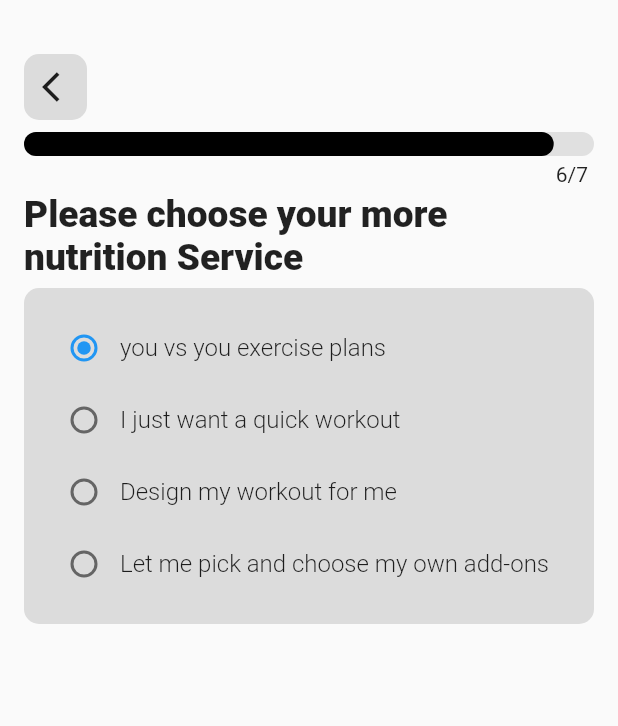
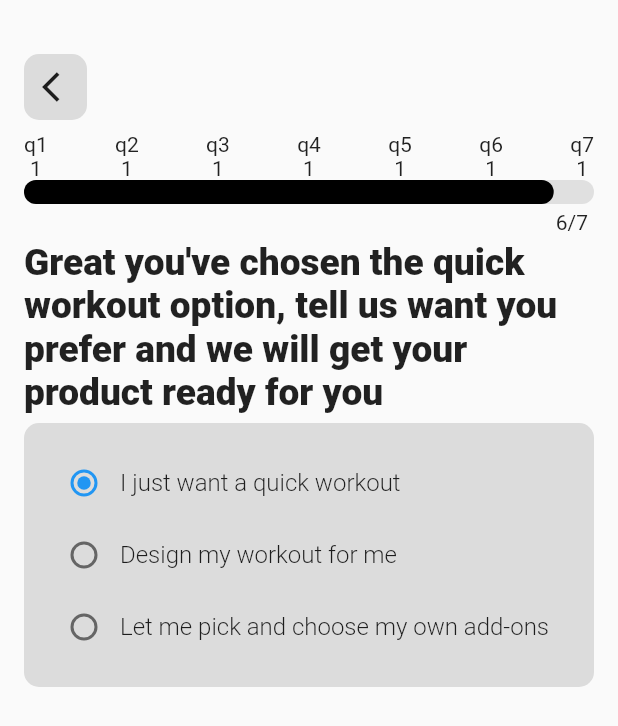
Before and after one commit to askabdulhaseeb/morept_fitness_app, a Flutter app: the MultiStep6 screen opened by its route, on a phone screen of 412 x 824 dp. Shown: the top 726 px of the screen. Run offline on Flutter 3.47's test engine with Material 2 defaults, Android fonts, the phone set to English and light mode, and no system bars; our stand-ins replace carousel_slider; network calls fail.

Commit message:
Question page 6 title is now okay

```diff
--- a/lib/providers/questions_providers.dart
+++ b/lib/providers/questions_providers.dart
@@ -79,63 +79,54 @@ class QuestionsProvider extends ChangeNotifier {
 
   List<Questions> getQuestion5() {
     final List<Questions> question = <Questions>[];
-    if (q4 == '1') {
+    if (q2 == '1' && q3 == '1' && q4 == '1') {
       question
-          .add(const Questions(title: 'you vs you exercise plans', id: '1'));
+          .add(const Questions(title: 'I just want a quick workout', id: '1'));
+      question.add(const Questions(title: 'Design my workout for me', id: '2'));
+      question.add(const Questions(
+          title: 'Let me pick and choose my own add-ons', id: '3'));
+    } else if (q2 == '1' && q3 == '2' && q4 == '1') {
+      question.add(const Questions(title: 'calorie burners', id: '1'));
+      question.add(const Questions(title: 'muscle toners', id: '2'));
+      question.add(const Questions(title: 'circuits and bootcamps', id: '3'));
+    } else if (q2 == '1' && q3 == '2' && q4 == '2') {
+      question.add(const Questions(title: 'Personal training', id: '1'));
+      question.add(const Questions(title: 'Gym therapy & rehab', id: '2'));
+      question.add(const Questions(title: 'Performance & technique', id: '3'));
+    } else if (q2 == '2' && q3 == '1' && q4 == '1') {
+      question.add(const Questions(title: 'Lose weight', id: '1'));
+      question.add(const Questions(title: 'Build muscle', id: '2'));
+      question.add(const Questions(title: 'Tone up', id: '3'));
+    } else if (q2 == '2' && q3 == '2' && q4 == '1') {
+      question.add(const Questions(title: 'Better looking body', id: '1'));
+      question.add(const Questions(title: 'Health and fitness', id: '2'));
+      question.add(const Questions(title: 'Improve performance', id: '3'));
+    } else if (q2 == '2' && q3 == '3' && q4 == '1') {
+      question.add(const Questions(title: 'Bodyweight exercises', id: '1'));
       question
-          .add(const Questions(title: 'I just want a quick workout', id: '2'));
-      question.add(const Questions(title: 'Design my workout for me', id: '3'));
-      question.add(const Questions(
-          title: 'Let me pick and choose my own add-ons', id: '4'));
-    } else if (q4 == '2') {
-      question.add(const Questions(title: 'mpt class above', id: '1'));
-      question.add(const Questions(title: 'calorie burners', id: '2'));
-      question.add(const Questions(title: 'muscle toners', id: '3'));
-      question.add(const Questions(title: 'circuits and bootcamps', id: '4'));
-    } else if (q4 == '3') {
-      question.add(const Questions(title: 'mpt F2F sessions', id: '1'));
-      question.add(const Questions(title: 'Personal training', id: '2'));
-      question.add(const Questions(title: 'Gym therapy & rehab', id: '3'));
-      question.add(const Questions(title: 'Performance & technique', id: '4'));
-    } else if (q4 == '4') {
-      question.add(const Questions(title: 'Just results 6 weeks', id: '1'));
-      question.add(const Questions(title: 'Lose weight', id: '2'));
-      question.add(const Questions(title: 'Build muscle', id: '3'));
-      question.add(const Questions(title: 'Tone up', id: '4'));
-    } else if (q4 == '5') {
-      question.add(const Questions(title: 'starter pack 2 weeks', id: '1'));
-      question.add(const Questions(title: 'Better looking body', id: '2'));
-      question.add(const Questions(title: 'Health and fitness', id: '3'));
-      question.add(const Questions(title: 'Improve performance', id: '4'));
-    } else if (q4 == '6') {
+          .add(const Questions(title: 'Barbell/dumbbell technique', id: '2'));
       question
-          .add(const Questions(title: 'Physique + Technique 4 weeks', id: '1'));
-      question.add(const Questions(title: 'Bodyweight exercises', id: '2'));
-      question
-          .add(const Questions(title: 'Barbell/dumbbell technique', id: '3'));
-      question
-          .add(const Questions(title: 'Posture for machine workouts', id: '4'));
-    } else if (q4 == '7') {
-      question.add(const Questions(title: 'F2F 8 weeks', id: '1'));
-      question.add(const Questions(title: 'Aches', id: '2'));
-      question.add(const Questions(title: 'Pains', id: '3'));
-      question.add(const Questions(title: 'Stiffness/tightness', id: '4'));
-    } else if (q4 == '8') {
-      question.add(const Questions(title: 'bodycheck coaching', id: '1'));
-      question.add(const Questions(title: 'body composition', id: '2'));
-      question.add(const Questions(title: 'stamina & endurance', id: '3'));
-      question.add(const Questions(title: 'strength & stability', id: '4'));
-    } else if (q4 == '9') {
-      question.add(const Questions(title: 'more nutrition coaching', id: '1'));
-      question.add(const Questions(title: 'Meal advice', id: '2'));
-      question.add(const Questions(title: 'Calorie coach', id: '3'));
-      question.add(const Questions(title: 'Virtual food swap', id: '4'));
+          .add(const Questions(title: 'Posture for machine workouts', id: '3'));
+    } else if (q2 == '2' && q3 == '4' && q4 == '1') {
+      question.add(const Questions(title: 'Aches', id: '1'));
+      question.add(const Questions(title: 'Pains', id: '2'));
+      question.add(const Questions(title: 'Stiffness/tightness', id: '3'));
+    } else if (q2 == '3' && q3 == '1' && q4 == '1') {
+      question.add(const Questions(title: 'body composition', id: '1'));
+      question.add(const Questions(title: 'stamina & endurance', id: '2'));
+      question.add(const Questions(title: 'strength & stability', id: '3'));
+    } else if (q2 == '3' && q3 == '1' && q4 == '2') {
+      question.add(const Questions(title: 'body composition', id: '1'));
+      question.add(const Questions(title: 'lifting ability', id: '2'));
+      question.add(const Questions(title: 'injury predictor', id: '3'));
+    } else if (q2 == '3' && q3 == '2' && q4 == '1') {
+      question.add(const Questions(title: 'Meal advice', id: '1'));
+      question.add(const Questions(title: 'Calorie coach', id: '2'));
+      question.add(const Questions(title: 'Virtual food swap', id: '3'));
     } else {
-      question.add(
-          const Questions(title: 'more nutrition online calculators', id: '1'));
-      question.add(const Questions(title: 'macros/micro check', id: '2'));
-      question.add(const Questions(title: 'calorie check', id: '3'));
-      question.add(const Questions(title: 'weight loss predictor', id: '4'));
+      question.add(const Questions(title: 'macros/micro check', id: '1'));
+      question.add(const Questions(title: 'calorie check', id: '2'));
+      question.add(const Questions(title: 'weight loss predictor', id: '3'));
     }
     return question;
   }
@@ -188,71 +179,133 @@ class QuestionsProvider extends ChangeNotifier {
 
   String getQuestion5Title() {
     String title;
-    if (q1 == '1' && q2 == '1' && q3 == '2' && q4 == '1') {
+    if (q2 == '1' && q3 == '1' && q4 == '1') {
       title = 'Please choose your you vs you Service';
-    } else if (q1 == '1' && q2 == '1' && q3 == '3' && q4 == '2') {
+    } else if (q2 == '1' && q3 == '2' && q4 == '1') {
       title = 'Please choose your mpt class above Service';
-    } else if (q1 == '1' && q2 == '2' && q3 == '2') {
+    } else if (q2 == '1' && q3 == '2' && q4 == '2') {
       title = 'Please choose your mpt F2F Service';
-    } else if (q1 == '1' && q2 == '2' && q3 == '3') {
+    } else if (q2 == '2' && q3 == '1' && q4 == '1') {
       title = 'Please choose your Just Results Service';
-    } else if (q1 == '1' && q2 == '2' && q3 == '4') {
+    } else if (q2 == '2' && q3 == '2' && q4 == '1') {
       title = 'Please choose your starter pack Service';
-    } else if (q1 == '1' && q2 == '2' && q3 == '5') {
+    } else if (q2 == '2' && q3 == '3' && q4 == '1') {
       title = 'Please choose your Physique + Technique Service';
-    } else if (q1 == '1' && q2 == '2' && q3 == '7') {
+    } else if (q2 == '2' && q3 == '4' && q4 == '1') {
       title = 'Please choose your F2F Service';
-    } else if (q1 == '1' && q2 == '2' && q3 == '6') {
+    } else if (q2 == '3' && q3 == '1' && q4 == '1') {
       title = 'Please choose your bodycheck Service';
+    } else if (q2 == '3' && q3 == '1' && q4 == '2') {
+      title = 'Please choose your bodycheck online Service';
+    } else if (q2 == '3' && q3 == '2' && q4 == '1') {
+      title = 'Please choose your more nutrition Service';
     } else {
-      title = 'Please choose your more nutrition Service';
+      title = 'Please choose your more nutrition online Service';
     }
     return title;
   }
 
   String getQuestion6Title() {
     String title;
-    if (q1 == '1' && q2 == '1' && q3 == '2') {
+    if (q2 == '1' && q3 == '1' && q4 == '1' && q5 == '1') {
       title =
           "Great you've chosen the quick workout option, tell us want you prefer and we will get your product ready for you";
-    } else if (q1 == '1' && q2 == '1' && q3 == '3') {
+    } else if (q2 == '1' && q3 == '1' && q4 == '1' && q5 == '2') {
       title =
           "Great you've chosen the designer workout option, tell us want you prefer and we will get your product ready for you";
-    } else if (q1 == '1' && q2 == '2' && q3 == '2') {
+    } else if (q2 == '1' && q3 == '1' && q4 == '1' && q5 == '3') {
       title =
           "Great you've chosen the personal add-ons option, tell us want you prefer and we will get your product ready for you";
-    } else if (q1 == '1' && q2 == '2' && q3 == '3') {
+    } else if (q2 == '1' && q3 == '2' && q4 == '1' && q5 == '1') {
       title =
           "Great you've chosen the calorie burners option, tell us want you prefer and we will get your product ready for you";
-    } else if (q1 == '1' && q2 == '2' && q3 == '4') {
+    } else if (q2 == '1' && q3 == '2' && q4 == '1' && q5 == '2') {
       title =
           "Great you've chosen the muscle toners option, tell us want you prefer and we will get your product ready for you";
-    } else if (q1 == '1' && q2 == '2' && q3 == '5') {
+    } else if (q2 == '1' && q3 == '2' && q4 == '1' && q5 == '3') {
       title =
           "Great you've chosen the circuits and bootcamps option, tell us want you prefer and we will get your product ready for you";
-    } else if (q1 == '1' && q2 == '2' && q3 == '7') {
+    } else if (q2 == '1' && q3 == '2' && q4 == '2' && q5 == '1') {
       title =
           "Great you've chosen the Personal training option, tell us want you prefer and we will get your product ready for you";
-    } else if (q1 == '1' && q2 == '2' && q3 == '6') {
+    } else if (q2 == '1' && q3 == '2' && q4 == '2' && q5 == '2') {
       title =
           "Great you've chosen the Gym therapy & rehab option, tell us want you prefer and we will get your product ready for you";
-    } else if (q1 == '1' && q2 == '2' && q3 == '6') {
+    } else if (q2 == '1' && q3 == '2' && q4 == '2' && q5 == '3') {
       title =
           "Great you've chosen the Performance & technique option, tell us want you prefer and we will get your product ready for you";
-    } else if (q1 == '1' && q2 == '2' && q3 == '6') {
+    } else if (q2 == '2' && q3 == '1' && q4 == '1' && q5 == '1') {
       title =
           "Great you've chosen the Lose weight option, tell us want you prefer and we will get your product ready for you";
-    } else if (q1 == '1' && q2 == '2' && q3 == '6') {
+    } else if (q2 == '2' && q3 == '1' && q4 == '1' && q5 == '2') {
       title =
           "Great you've chosen the Build muscle option, tell us want you prefer and we will get your product ready for you";
-    } else if (q1 == '1' && q2 == '2' && q3 == '6') {
+    } else if (q2 == '2' && q3 == '1' && q4 == '1' && q5 == '3') {
       title =
           "Great you've chosen the Tone up option, tell us want you prefer and we will get your product ready for you";
-    } else if (q1 == '1' && q2 == '2' && q3 == '6') {
+    } else if (q2 == '2' && q3 == '2' && q4 == '1' && q5 == '1') {
       title =
-          "Great you've chosen the Tone up option, tell us want you prefer and we will get your product ready for you";
+          "Great you've chosen the Better looking body option, tell us want you prefer and we will get your product ready for you";
+    } else if (q2 == '2' && q3 == '2' && q4 == '1' && q5 == '2') {
+      title =
+          "Great you've chosen the Health and fitness option, tell us want you prefer and we will get your product ready for you";
+    } else if (q2 == '2' && q3 == '2' && q4 == '1' && q5 == '3') {
+      title =
+          "Great you've chosen the Improve performance option, tell us want you prefer and we will get your product ready for you";
+    } else if (q2 == '2' && q3 == '3' && q4 == '1' && q5 == '1') {
+      title =
+          "Great you've chosen the Bodyweight exercises option, tell us want you prefer and we will get your product ready for you";
+    } else if (q2 == '2' && q3 == '3' && q4 == '1' && q5 == '2') {
+      title =
+          "Great you've chosen the Barbell/dumbbell technique option, tell us want you prefer and we will get your product ready for you";
+    } else if (q2 == '2' && q3 == '3' && q4 == '1' && q5 == '3') {
+      title =
+          "Great you've chosen the Posture for machine workouts option, tell us want you prefer and we will get your product ready for you";
+    } else if (q2 == '2' && q3 == '4' && q4 == '1' && q5 == '1') {
+      title =
+          "Great you've chosen the Aches option, tell us want you prefer and we will get your product ready for you";
+    } else if (q2 == '2' && q3 == '4' && q4 == '1' && q5 == '2') {
+      title =
+          "Great you've chosen the Pains option, tell us want you prefer and we will get your product ready for you";
+    } else if (q2 == '2' && q3 == '4' && q4 == '1' && q5 == '3') {
+      title =
+          "Great you've chosen the Stiffness/tightness option, tell us want you prefer and we will get your product ready for you";
+    } else if (q2 == '3' && q3 == '1' && q4 == '1' && q5 == '1') {
+      title =
+          "Great you've chosen the body composition option, tell us want you prefer and we will get your product ready for you";
+    } else if (q2 == '3' && q3 == '1' && q4 == '1' && q5 == '2') {
+      title =
+          "Great you've chosen the stamina & endurance option, tell us want you prefer and we will get your product ready for you";
+    } else if (q2 == '3' && q3 == '1' && q4 == '1' && q5 == '3') {
+      title =
+          "Great you've chosen the strength & stability option, tell us want you prefer and we will get your product ready for you";
+    } else if (q2 == '3' && q3 == '1' && q4 == '2' && q5 == '1') {
+      title =
+          "Great you've chosen the body composition option, tell us want you prefer and we will get your product ready for you";
+    } else if (q2 == '3' && q3 == '1' && q4 == '2' && q5 == '2') {
+      title =
+          "Great you've chosen the lifting ability option, tell us want you prefer and we will get your product ready for you";
+    } else if (q2 == '3' && q3 == '1' && q4 == '2' && q5 == '3') {
+      title =
+          "Great you've chosen the injury predictor option, tell us want you prefer and we will get your product ready for you";
+    } else if (q2 == '3' && q3 == '2' && q4 == '1' && q5 == '1') {
+      title =
+          "Great you've chosen the Meal advice option, tell us want you prefer and we will get your product ready for you";
+    } else if (q2 == '3' && q3 == '2' && q4 == '1' && q5 == '2') {
+      title =
+          "Great you've chosen the Calorie coach option, tell us want you prefer and we will get your product ready for you";
+    } else if (q2 == '3' && q3 == '2' && q4 == '1' && q5 == '3') {
+      title =
+          "Great you've chosen the Virtual food swap option, tell us want you prefer and we will get your product ready for you";
+    } else if (q2 == '3' && q3 == '2' && q4 == '2' && q5 == '1') {
+      title =
+          "Great you've chosen the macros/micro check option, tell us want you prefer and we will get your product ready for you";
+    } else if (q2 == '3' && q3 == '2' && q4 == '1' && q5 == '2') {
+      title =
+          "Great you've chosen the calorie check option, tell us want you prefer and we will get your product ready for you";
     } else {
-      title = 'Please choose your more nutrition Service';
+      title =
+          "Great you've chosen the weight loss predictor option, tell us want you prefer and we will get your product ready for you";
     }
     return title;
   }
--- a/lib/screens/auth/questionsScreens/multi_step_6.dart
+++ b/lib/screens/auth/questionsScreens/multi_step_6.dart
@@ -24,8 +24,8 @@ class MultiStep6 extends StatelessWidget {
           crossAxisAlignment: CrossAxisAlignment.start,
           children: <Widget>[
             const BackToPreviousPageWidget(),
-             const CustomProgressLine(pageNumber: 6, totalPages: 7),
-            HeaderTextForQuestions(title: provider.getQuestion5Title()),
+            const CustomProgressLine(pageNumber: 6, totalPages: 7),
+            HeaderTextForQuestions(title: provider.getQuestion6Title()),
             LightBlackBackgroundContainer(
               child: Column(
                 children: <Widget>[
--- a/lib/screens/widgets/custom_progress_line.dart
+++ b/lib/screens/widgets/custom_progress_line.dart
@@ -1,4 +1,7 @@
 import 'package:flutter/material.dart';
+import 'package:morept_fitness_app/models/questions.dart';
+import 'package:morept_fitness_app/providers/questions_providers.dart';
+import 'package:provider/provider.dart';
 
 class CustomProgressLine extends StatelessWidget {
   const CustomProgressLine(
@@ -8,11 +11,59 @@ class CustomProgressLine extends StatelessWidget {
   final int totalPages;
   @override
   Widget build(BuildContext context) {
+    final QuestionsProvider provider = Provider.of<QuestionsProvider>(context);
     return Container(
       margin: const EdgeInsets.symmetric(vertical: 0),
       child: Column(
         crossAxisAlignment: CrossAxisAlignment.end,
         children: <Widget>[
+          Row(
+            mainAxisAlignment: MainAxisAlignment.spaceBetween,
+            children: <Widget>[
+              Column(
+                children: <Widget>[
+                  const Text('q1'),
+                  Text(provider.q1),
+                ],
+              ),
+              Column(
+                children: <Widget>[
+                  const Text('q2'),
+                  Text(provider.q2),
+                ],
+              ),
+              Column(
+                children: <Widget>[
+                  const Text('q3'),
+                  Text(provider.q3),
+                ],
+              ),
+              Column(
+                children: <Widget>[
+                  const Text('q4'),
+                  Text(provider.q4),
+                ],
+              ),
+              Column(
+                children: <Widget>[
+                  const Text('q5'),
+                  Text(provider.q5),
+                ],
+              ),
+              Column(
+                children: <Widget>[
+                  const Text('q6'),
+                  Text(provider.q6),
+                ],
+              ),
+              Column(
+                children: <Widget>[
+                  const Text('q7'),
+                  Text(provider.q7),
+                ],
+              ),
+            ],
+          ),
           Stack(
             children: <Widget>[
               Container(
```
